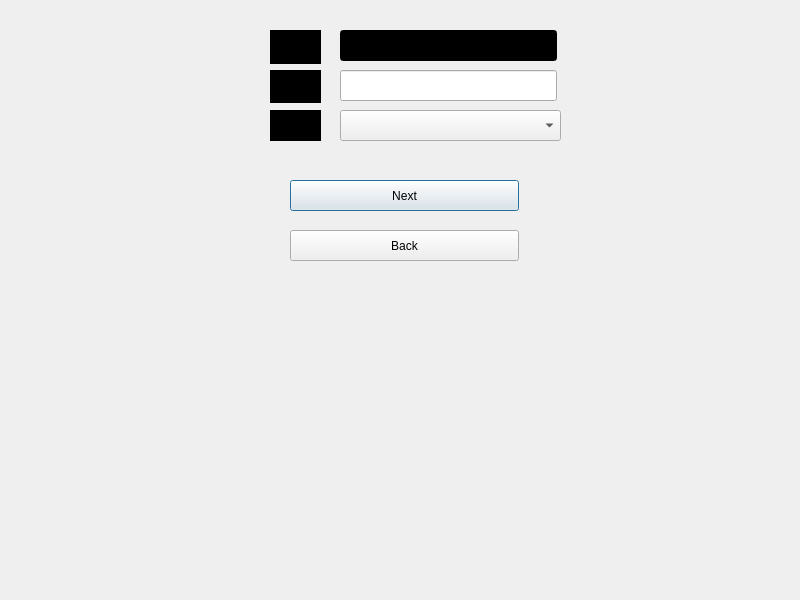
This is setplayer.ui in Matin0789/Condottiere- as Qt 5 draws it before an edit. The edited form follows.
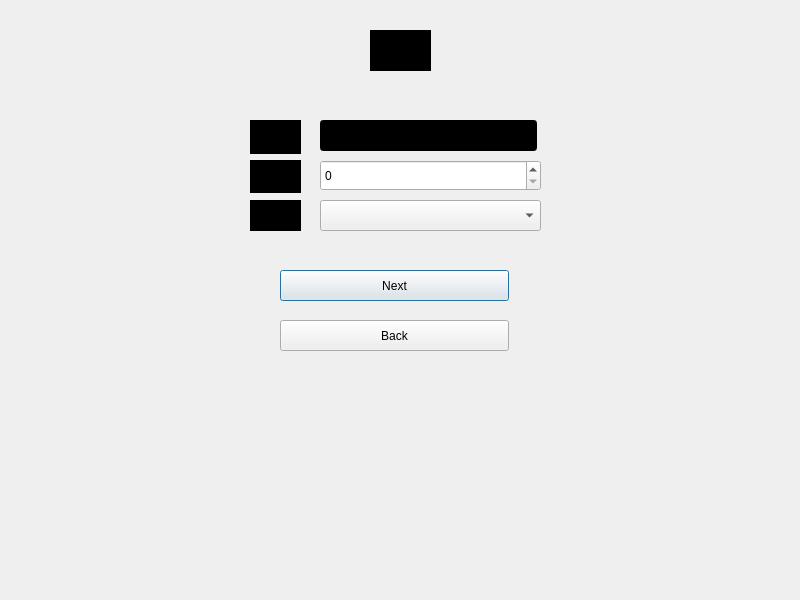
This is the edited form. Icons and pictures are not drawn.

Commit message: change photo and font

What changed in the file:
```diff
--- a/setplayer.ui
+++ b/setplayer.ui
@@ -19,8 +19,8 @@
   <widget class="QLabel" name="label_Color">
    <property name="geometry">
     <rect>
-     <x>270</x>
-     <y>110</y>
+     <x>250</x>
+     <y>200</y>
      <width>51</width>
      <height>31</height>
     </rect>
@@ -31,29 +31,14 @@
 background-color: rgb(0, 0, 0);</string>
    </property>
    <property name="text">
-    <string>   Color </string>
-   </property>
-  </widget>
-  <widget class="QLineEdit" name="lineEdit_age">
-   <property name="geometry">
-    <rect>
-     <x>340</x>
-     <y>70</y>
-     <width>217</width>
-     <height>31</height>
-    </rect>
-   </property>
-   <property name="styleSheet">
-    <string notr="true">border-image: url(:/Description/Graphics/photos/white (1).jpg);
-color: rgb(0, 0, 0);
-</string>
+    <string> Color </string>
    </property>
   </widget>
   <widget class="QLineEdit" name="lineEdit_name">
    <property name="geometry">
     <rect>
-     <x>340</x>
-     <y>30</y>
+     <x>320</x>
+     <y>120</y>
      <width>217</width>
      <height>31</height>
     </rect>
@@ -68,8 +53,8 @@
   <widget class="QLabel" name="label_Name">
    <property name="geometry">
     <rect>
-     <x>270</x>
-     <y>30</y>
+     <x>250</x>
+     <y>120</y>
      <width>51</width>
      <height>34</height>
     </rect>
@@ -80,14 +65,14 @@
 background-color: rgb(0, 0, 0);</string>
    </property>
    <property name="text">
-    <string>  Name </string>
+    <string> Name </string>
    </property>
   </widget>
   <widget class="QComboBox" name="comboBox_color">
    <property name="geometry">
     <rect>
-     <x>340</x>
-     <y>110</y>
+     <x>320</x>
+     <y>200</y>
      <width>221</width>
      <height>31</height>
     </rect>
@@ -100,8 +85,8 @@
   <widget class="QPushButton" name="btn_next">
    <property name="geometry">
     <rect>
-     <x>290</x>
-     <y>180</y>
+     <x>280</x>
+     <y>270</y>
      <width>229</width>
      <height>31</height>
     </rect>
@@ -139,8 +124,8 @@
   <widget class="QPushButton" name="btn_back">
    <property name="geometry">
     <rect>
-     <x>290</x>
-     <y>230</y>
+     <x>280</x>
+     <y>320</y>
      <width>229</width>
      <height>31</height>
     </rect>
@@ -178,8 +163,8 @@
   <widget class="QLabel" name="label_Age">
    <property name="geometry">
     <rect>
-     <x>270</x>
-     <y>70</y>
+     <x>250</x>
+     <y>160</y>
      <width>51</width>
      <height>33</height>
     </rect>
@@ -190,7 +175,44 @@
 background-color: rgb(0, 0, 0);</string>
    </property>
    <property name="text">
-    <string>    Age </string>
+    <string>  Age </string>
+   </property>
+  </widget>
+  <widget class="QLabel" name="lb_player_counter">
+   <property name="geometry">
+    <rect>
+     <x>370</x>
+     <y>30</y>
+     <width>61</width>
+     <height>41</height>
+    </rect>
+   </property>
+   <property name="styleSheet">
+    <string notr="true">font: 9pt &quot;Segoe Print&quot;;
+border-image: url(:/Description/Graphics/photos/white (1).jpg);
+background-color: rgb(0, 0, 0);
+color: rgb(0, 0, 0);</string>
+   </property>
+   <property name="text">
+    <string> player !</string>
+   </property>
+  </widget>
+  <widget class="QSpinBox" name="sb">
+   <property name="geometry">
+    <rect>
+     <x>320</x>
+     <y>160</y>
+     <width>221</width>
+     <height>31</height>
+    </rect>
+   </property>
+   <property name="styleSheet">
+    <string notr="true">border-image: url(:/Description/Graphics/photos/white (1).jpg);
+color: rgb(0, 0, 0);
+
+font: 700 italic 12pt &quot;Segoe Print&quot;;
+
+</string>
    </property>
   </widget>
  </widget>
```
Left out of the diff: 7 changed lines with no effect on the pictures. The commit also changes 43 other files.
